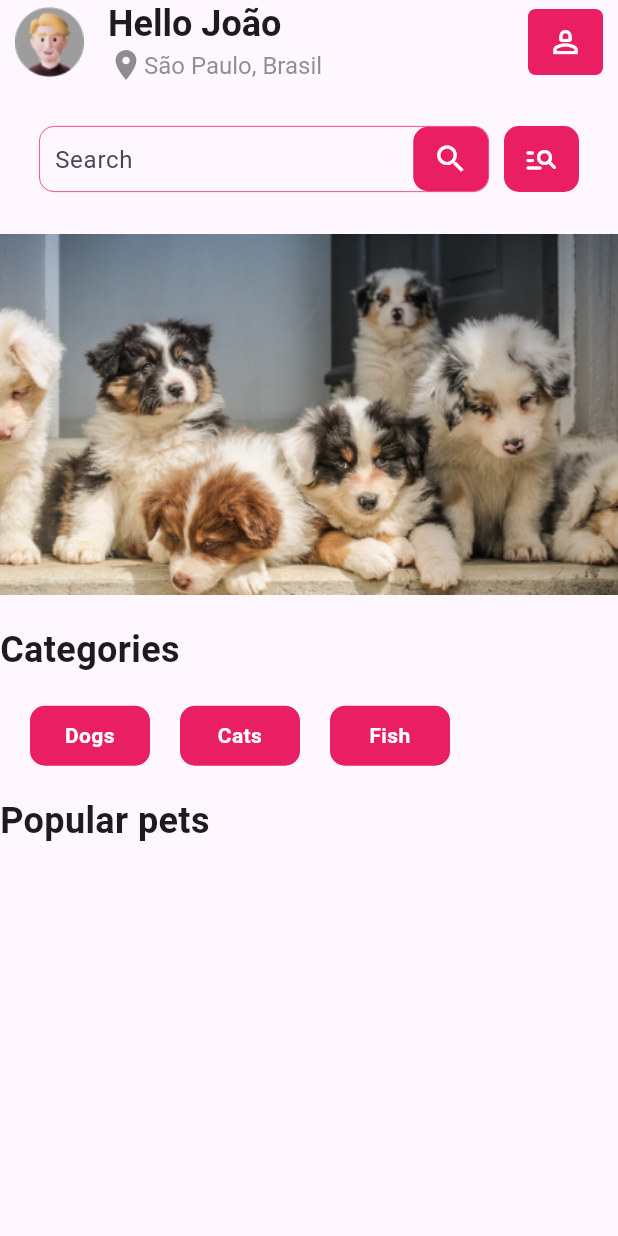
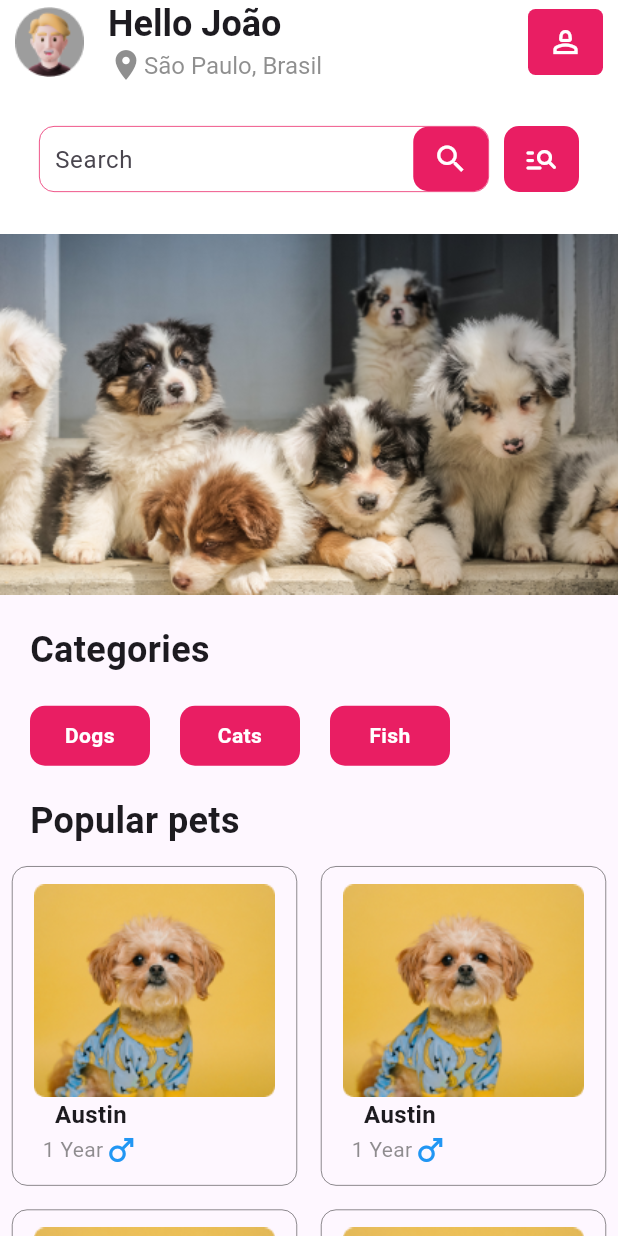
Before and after one commit to joaoVelosoT/Adopt-Me-Flutter, a Flutter app: the HomeScreen screen opened directly, on a phone screen of 412 x 824 dp. Run offline on Flutter 3.47's test engine with Material 3 defaults, Android fonts, the phone set to English and light mode, and no system bars.

Commit message:
add dogs the home

```diff
--- a/lib/constants/images_assets.dart
+++ b/lib/constants/images_assets.dart
@@ -5,4 +5,5 @@ class AppImages {
   static String twitterIcon = "assets/images/twitter_logo.png";
   static String personIcon = "assets/images/icon_person.png";
   static String dogsHome = "assets/images/dogs_home.png";
+  static String dog1 = "assets/images/dog1.png";
 }
--- a/lib/main.dart
+++ b/lib/main.dart
@@ -35,7 +35,7 @@ class MyApp extends StatelessWidget {
         colorScheme: ColorScheme.fromSeed(seedColor: Colors.deepPurple),
         useMaterial3: true,
       ),
-      home: const HomeScreen(),
+      home: const SignUp(),
     );
   }
 }
--- a/lib/views/home_screen.dart
+++ b/lib/views/home_screen.dart
@@ -6,13 +6,43 @@ class HomeScreen extends StatelessWidget {
 
   @override
   Widget build(BuildContext context) {
-    return  Scaffold(
-      appBar: AppBar(
+
+    const dogs = [
+      {
+        "imagem" : "",
+        "idade" : "3",
+      },
+      {
+        "imagem" : "",
+        "idade" : "3",
+      },
+      {
+        "imagem" : "",
+        "idade" : "3",
+      },
+      {
+        "imagem" : "",
+        "idade" : "3",
+      },
+      {
+        "imagem" : "",
+        "idade" : "3",
+      },
+      {
+        "imagem" : "",
+        "idade" : "3",
+      },
+    ];
 
 
-        leading:
 
-        Padding(
+    return Scaffold(
+      appBar: AppBar(
+        shadowColor: Colors.pink,
+        backgroundColor: Colors.white,
+        // foregroundColor: Colors.white,
+        surfaceTintColor: Colors.white,
+        leading: Padding(
           padding: const EdgeInsets.only(left: 10),
           child: Image.asset(AppImages.personIcon, width: 70, height: 60),
         ),
@@ -20,95 +50,109 @@ class HomeScreen extends StatelessWidget {
           children: [
             Row(
               children: [
-                Text("Hello João", style: TextStyle(fontSize: 24, fontWeight: FontWeight.bold),),
+                Text(
+                  "Hello João",
+                  style: TextStyle(fontSize: 24, fontWeight: FontWeight.bold),
+                ),
               ],
             ),
             Row(
               mainAxisAlignment: MainAxisAlignment.start,
               children: [
-                Icon(Icons.location_on, color: Color.fromRGBO(72, 72, 72, 0.612),),
-                Text("São Paulo, Brasil", style: TextStyle(fontSize: 16 , color: Color.fromRGBO(72, 72, 72, 0.612)),),
+                Icon(
+                  Icons.location_on,
+                  color: Color.fromRGBO(72, 72, 72, 0.612),
+                ),
+                Text(
+                  "São Paulo, Brasil",
+                  style: TextStyle(
+                      fontSize: 16, color: Color.fromRGBO(72, 72, 72, 0.612)),
+                ),
               ],
             ),
           ],
         ),
-
         actions: [
           Container(
               width: 50,
               height: 44,
               margin: EdgeInsets.only(right: 10),
-            decoration: BoxDecoration(color: Colors.pink, borderRadius: BorderRadius.circular(5)),
-            child: const Icon(Icons.person_2_outlined, color: Colors.white,))
+              decoration: BoxDecoration(
+                  color: Colors.pink, borderRadius: BorderRadius.circular(5)),
+              child: const Icon(
+                Icons.person_2_outlined,
+                color: Colors.white,
+              ))
         ],
-
         bottom: PreferredSize(
           preferredSize: const Size.fromHeight(100),
           child: Container(
             height: 100,
-          decoration: const BoxDecoration(
-
-          ),
+            decoration: const BoxDecoration(),
             child: Row(
               mainAxisAlignment: MainAxisAlignment.center,
               children: [
-
                 Container(
                   width: 300,
                   height: 44,
                   padding: EdgeInsets.only(left: 10),
                   decoration: BoxDecoration(
-
                     border: Border.all(width: 0.5, color: Colors.pink),
                     borderRadius: BorderRadius.circular(10),
-
                   ),
                   child: TextField(
-
                     decoration: InputDecoration(
-
                         suffixIcon: Container(
                           width: 50,
-                      decoration: BoxDecoration(color: Colors.pink, borderRadius: BorderRadius.circular(10)),
-                      child: const Icon(Icons.search, color: Colors.white,),
+                          decoration: BoxDecoration(
+                              color: Colors.pink,
+                              borderRadius: BorderRadius.circular(10)),
+                          child: const Icon(
+                            Icons.search,
+                            color: Colors.white,
+                          ),
                         ),
                         border: InputBorder.none,
-
                         hintText: "Search",
-                  hintStyle: TextStyle()
-
-                ),
+                        hintStyle: TextStyle()),
                   ),
                 ),
                 Container(
                     width: 50,
                     height: 44,
                     margin: EdgeInsets.only(left: 10),
-                decoration: BoxDecoration(color: Colors.pink, borderRadius: BorderRadius.circular(10)),
-                child: Icon(Icons.manage_search_rounded, color: Colors.white,))
-
+                    decoration: BoxDecoration(
+                        color: Colors.pink,
+                        borderRadius: BorderRadius.circular(10)),
+                    child: Icon(
+                      Icons.manage_search_rounded,
+                      color: Colors.white,
+                    ))
               ],
             ),
           ),
         ),
-
-
       ),
       body: SingleChildScrollView(
         child: Column(
-
           children: [
             Image.asset(AppImages.dogsHome),
             Container(
-              margin: EdgeInsets.only(top: 20, bottom: 20),
+              margin: EdgeInsets.only(top: 20, bottom: 20, left: 20),
               child: const Row(
                 children: [
-                  Text("Categories", style: TextStyle(fontSize: 24, fontWeight: FontWeight.bold),),
+                  Text(
+                    "Categories",
+                    style: TextStyle(fontSize: 24, fontWeight: FontWeight.bold),
+                  ),
                 ],
               ),
             ),
-            Row(
 
+            SizedBox(
+              height: 40,
+              child: ListView(
+                scrollDirection: Axis.horizontal,
                 children: [
                   Container(
                       width: 80,
@@ -116,48 +160,179 @@ class HomeScreen extends StatelessWidget {
                       decoration: BoxDecoration(
                           color: Colors.pink,
                           // border: Border.all(width: 1),
-                    borderRadius: BorderRadius.circular(10)
-                  ),
+                          borderRadius: BorderRadius.circular(10)),
                       padding: EdgeInsets.all(10),
-                  child: Text("Dogs", style: TextStyle(color: Colors.white, fontWeight: FontWeight.bold), textAlign: TextAlign.center)
-                  ),
+                      child: const Text("Dogs",
+                          style: TextStyle(
+                              color: Colors.white, fontWeight: FontWeight.bold),
+                          textAlign: TextAlign.center)),
                   Container(
                       width: 80,
                       margin: EdgeInsets.only(left: 20),
                       decoration: BoxDecoration(
                           color: Colors.pink,
                           // border: Border.all(width: 1),
-                    borderRadius: BorderRadius.circular(10)
-                  ),
+                          borderRadius: BorderRadius.circular(10)),
                       padding: EdgeInsets.all(10),
-                  child: Text("Cats", style: TextStyle(color: Colors.white, fontWeight: FontWeight.bold), textAlign: TextAlign.center,)
-                  ),
+                      child: const Text("Cats",
+                          style: TextStyle(
+                              color: Colors.white, fontWeight: FontWeight.bold),
+                          textAlign: TextAlign.center)),
                   Container(
                       width: 80,
                       margin: EdgeInsets.only(left: 20),
                       decoration: BoxDecoration(
                           color: Colors.pink,
                           // border: Border.all(width: 1),
+                          borderRadius: BorderRadius.circular(10)),
+                      padding: EdgeInsets.all(10),
+                      child: const Text("Fish",
+                          style: TextStyle(
+                              color: Colors.white, fontWeight: FontWeight.bold),
+                          textAlign: TextAlign.center)),
+                ],
+              ),
+            ),
+
+
+            Container(
+              margin: EdgeInsets.only(top: 20, bottom: 5, left: 20),
+              child: const Row(
+                children: [
+                  Text(
+                    "Popular pets",
+                    style: TextStyle(fontSize: 24, fontWeight: FontWeight.bold),
+                  ),
+                ],
+              ),
+            ),
+
+          GridView.builder(
+                shrinkWrap: true,
+                primary: false,
+                physics: NeverScrollableScrollPhysics(),
+                itemCount: dogs.length, //qtd de produtos
+                gridDelegate: const SliverGridDelegateWithFixedCrossAxisCount(
+                  crossAxisCount: 2,
+                  childAspectRatio: 0.9,
+                ),
+                itemBuilder: (context, index) {
+                  return Padding(
+                    padding: const EdgeInsets.all(8.0),
+                    child: Container(
+                      width: 125,
+                      height: 260,
+                      decoration: BoxDecoration(
+                        border: Border.all(width: 0.3),
                         borderRadius: BorderRadius.circular(10)
                         ),
-                  padding: EdgeInsets.all(10),
-                  child: Text("Fish", style: TextStyle(color: Colors.white, fontWeight: FontWeight.bold), textAlign: TextAlign.center,)
+                      child: Column(
+                        mainAxisAlignment: MainAxisAlignment.center,
+                        children: [
+                          Image.asset(AppImages.dog1),
+                          Row(
+                            children: [
+                              Container(
+                                margin: EdgeInsets.only(left: 20),
+                                child: const Column(
+                                  mainAxisAlignment: MainAxisAlignment.start,
+                                  children: [
+                                    Text("Austin", style: TextStyle(fontSize: 16, fontWeight: FontWeight.bold)),
+                                    Row(
+                                      children: [
+                                        Text("1 Year", style: TextStyle(fontSize: 14, color: Color.fromRGBO(72, 72, 72, 0.612)),),
+                                        Icon(Icons.male, color: Colors.blue,)
+                                      ],
+                                    )
+                                  ],
+                                ),
                               ),
 
 
                             ],
+                          )
+                        ],
+                      )),
+                  );
+                },
+              ),
+
+
+          //  BottomNavigationBarExample()
+          ],
 
         ),
-            Container(
-              margin: EdgeInsets.only(top: 20, bottom: 20),
-              child: const Row(
-                children: [
-                  Text("Popular pets", style: TextStyle(fontSize: 24, fontWeight: FontWeight.bold),),
-                ],
+
       ),
+
+
+    );
+  }
+
+}
+
+
+class BottomNavigationBarExample extends StatefulWidget {
+  const BottomNavigationBarExample({super.key});
+
+  @override
+  State<BottomNavigationBarExample> createState() =>
+      _BottomNavigationBarExampleState();
+}
+
+class _BottomNavigationBarExampleState
+    extends State<BottomNavigationBarExample> {
+  int _selectedIndex = 0;
+  static const TextStyle optionStyle =
+      TextStyle(fontSize: 30, fontWeight: FontWeight.bold);
+  static const List<Widget> _widgetOptions = <Widget>[
+    Text(
+      'Index 0: Home',
+      style: optionStyle,
+    ),
+    Text(
+      'Index 1: Business',
+      style: optionStyle,
+    ),
+    Text(
+      'Index 2: School',
+      style: optionStyle,
+    ),
+  ];
+
+  void _onItemTapped(int index) {
+    setState(() {
+      _selectedIndex = index;
+    });
+  }
+
+  @override
+  Widget build(BuildContext context) {
+    return Scaffold(
+      appBar: AppBar(
+        title: const Text('BottomNavigationBar Sample'),
+      ),
+      body: Center(
+        child: _widgetOptions.elementAt(_selectedIndex),
+      ),
+      bottomNavigationBar: BottomNavigationBar(
+        items: const <BottomNavigationBarItem>[
+          BottomNavigationBarItem(
+            icon: Icon(Icons.home),
+            label: 'Home',
+          ),
+          BottomNavigationBarItem(
+            icon: Icon(Icons.business),
+            label: 'Business',
+          ),
+          BottomNavigationBarItem(
+            icon: Icon(Icons.school),
+            label: 'School',
           ),
         ],
-        ),
+        currentIndex: _selectedIndex,
+        selectedItemColor: Colors.amber[800],
+        onTap: _onItemTapped,
       ),
     );
   }
```
Also changed, not shown: assets/images/dog1.png (added). Lines whose indentation alone changed are shown as unchanged.
